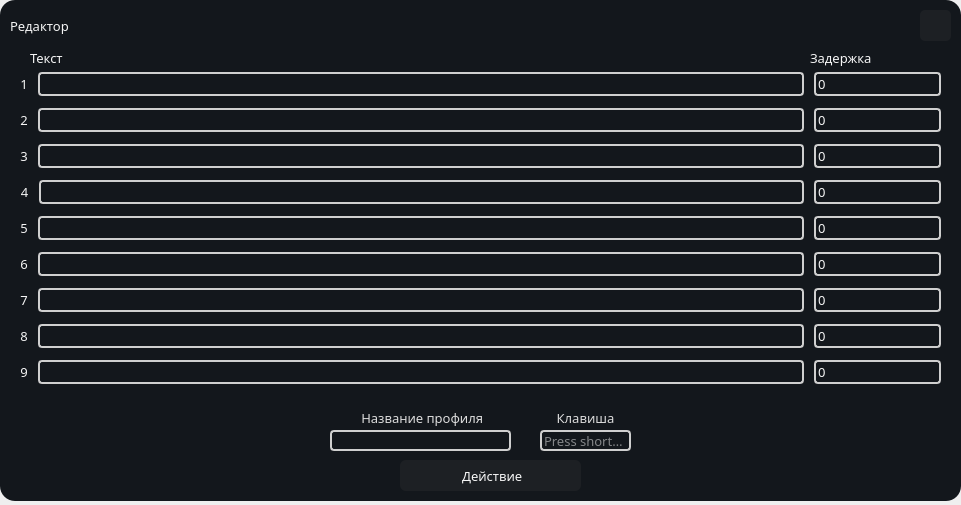
Before: the Qt Designer form src/ui/profileEditWindow.ui in denipolis/arci-binder, drawn with Qt 5.
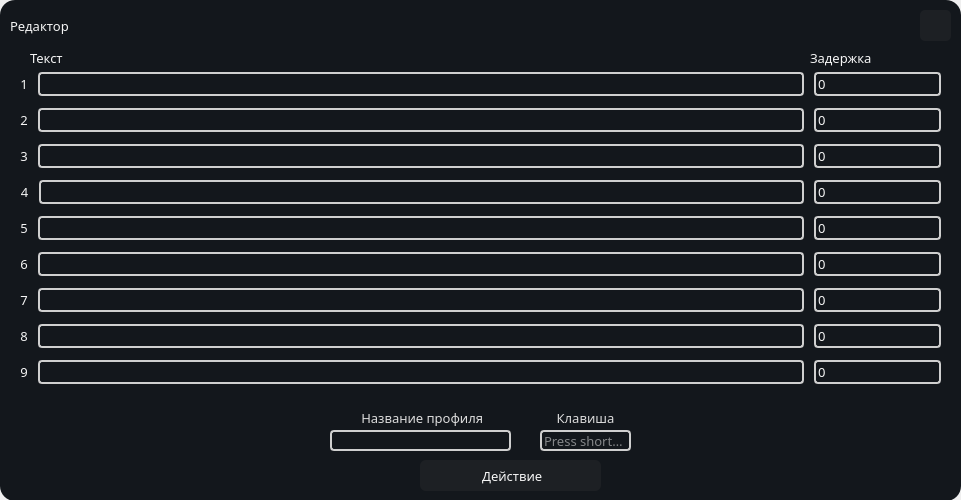
After: the same form once the commit is applied. Icons and pictures are not drawn.

Commit message: Autostart bugfix, .abp files, export/import profiles

The edit to the form file:
```diff
--- a/src/ui/profileEditWindow.ui
+++ b/src/ui/profileEditWindow.ui
@@ -7,7 +7,7 @@
     <x>0</x>
     <y>0</y>
     <width>961</width>
-    <height>505</height>
+    <height>500</height>
    </rect>
   </property>
   <property name="windowTitle">
@@ -61,7 +61,7 @@
    <widget class="QPushButton" name="createProfileButton">
     <property name="geometry">
      <rect>
-      <x>400</x>
+      <x>420</x>
       <y>460</y>
       <width>181</width>
       <height>31</height>
@@ -718,7 +718,7 @@
      <rect>
       <x>30</x>
       <y>50</y>
-      <width>41</width>
+      <width>61</width>
       <height>16</height>
      </rect>
     </property>
@@ -737,7 +737,7 @@
      <rect>
       <x>810</x>
       <y>50</y>
-      <width>61</width>
+      <width>81</width>
       <height>16</height>
      </rect>
     </property>
```
The commit also changes 21 other files.
